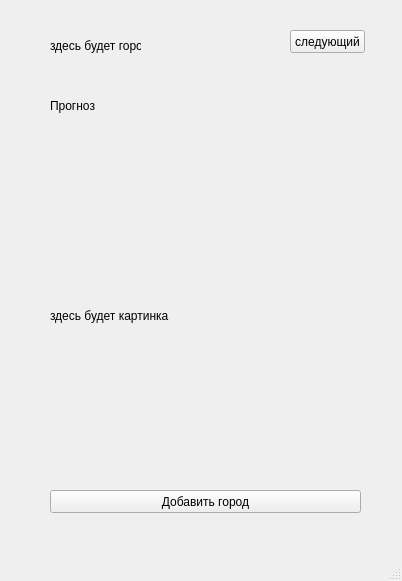
The window that src/my_window.ui (first-debug/------------) describes before a commit, drawn with Qt 5.
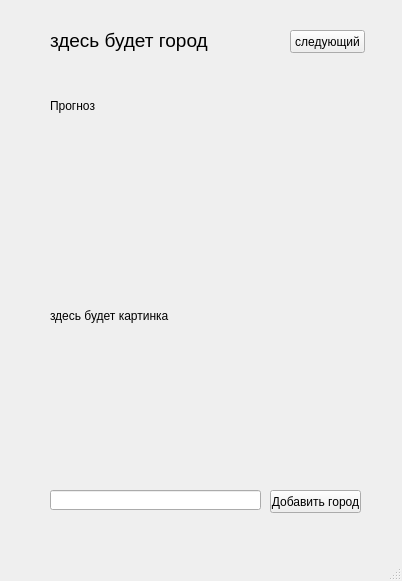
The same window after the commit.

The edit to the form file:
```diff
--- a/src/my_window.ui
+++ b/src/my_window.ui
@@ -37,11 +37,16 @@
     <property name="geometry">
      <rect>
       <x>50</x>
-      <y>30</y>
-      <width>91</width>
-      <height>31</height>
+      <y>20</y>
+      <width>241</width>
+      <height>41</height>
      </rect>
     </property>
+    <property name="font">
+     <font>
+      <pointsize>14</pointsize>
+     </font>
+    </property>
     <property name="text">
      <string>здесь будет город</string>
     </property>
@@ -49,9 +54,9 @@
    <widget class="QPushButton" name="add">
     <property name="geometry">
      <rect>
-      <x>50</x>
+      <x>270</x>
       <y>490</y>
-      <width>311</width>
+      <width>91</width>
       <height>23</height>
      </rect>
     </property>
@@ -85,6 +90,16 @@
      <string>Прогноз</string>
     </property>
    </widget>
+   <widget class="QLineEdit" name="new_town">
+    <property name="geometry">
+     <rect>
+      <x>50</x>
+      <y>490</y>
+      <width>211</width>
+      <height>20</height>
+     </rect>
+    </property>
+   </widget>
   </widget>
   <widget class="QMenuBar" name="menubar">
    <property name="geometry">
```
